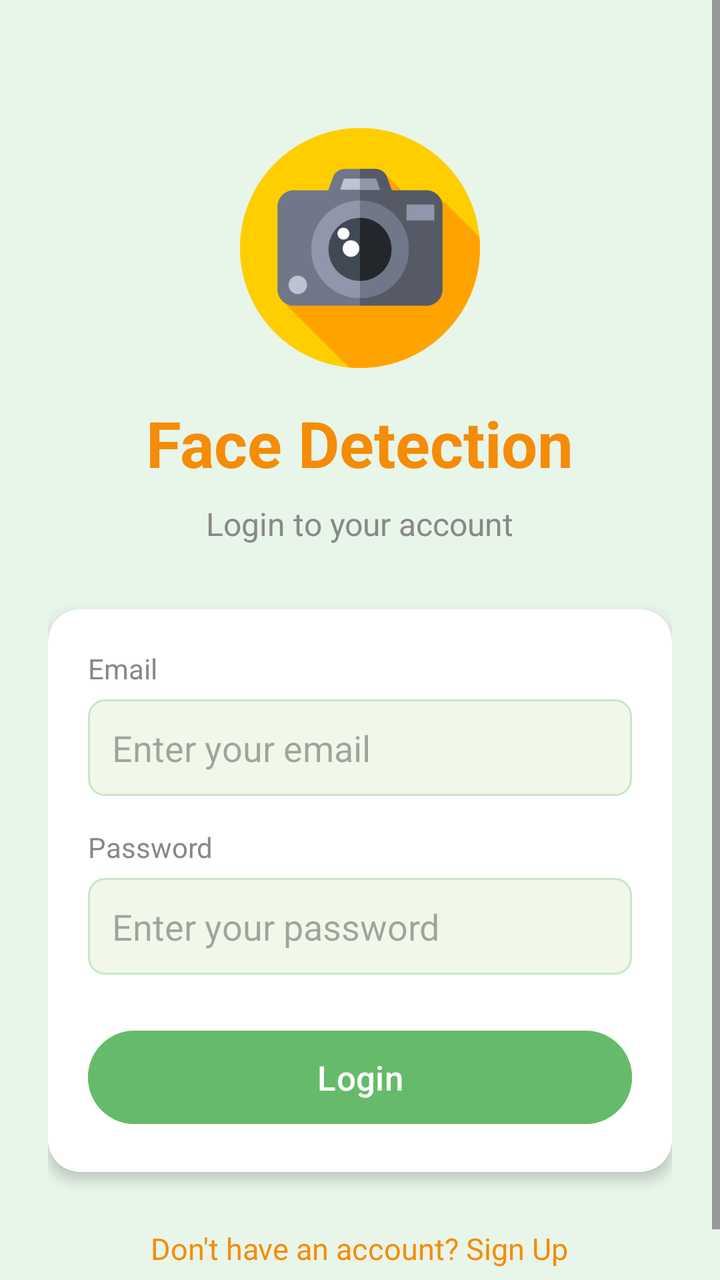
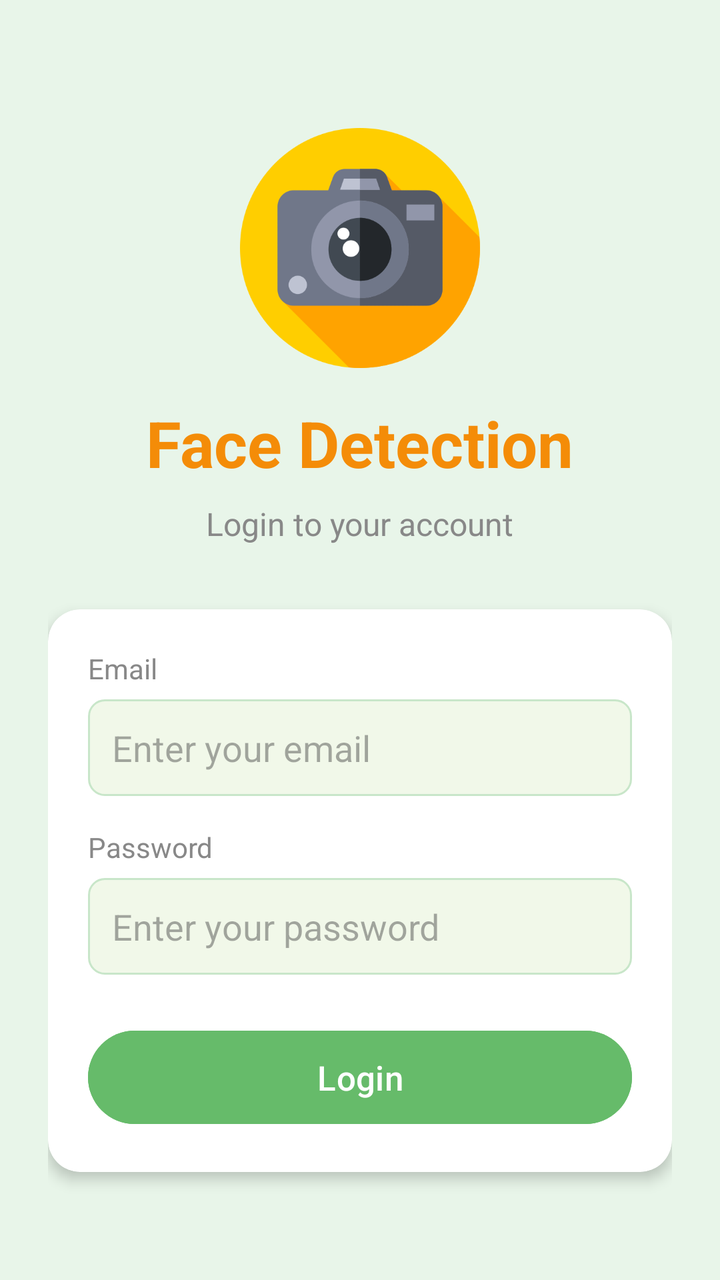

Compare the two renders of this Android layout. The source of the first and the diff that turns it into the second are given below.
<!-- AndroidManifest.xml: application theme Theme.FaceDetection -->
<!-- res/layout/activity_login.xml -->
<?xml version="1.0" encoding="utf-8"?>
<ScrollView
    xmlns:android="http://schemas.android.com/apk/res/android"
    xmlns:app="http://schemas.android.com/apk/res-auto"
    android:layout_width="match_parent"
    android:layout_height="match_parent"
    android:background="#E8F5E9">

    <LinearLayout
        android:layout_width="match_parent"
        android:layout_height="wrap_content"
        android:orientation="vertical"
        android:padding="24dp"
        android:gravity="center_horizontal">

        <ImageView
            android:layout_width="120dp"
            android:layout_height="120dp"
            android:src="@drawable/camera"
            android:layout_marginTop="40dp"
            android:layout_marginBottom="16dp"/>

        <TextView
            android:layout_width="wrap_content"
            android:layout_height="wrap_content"
            android:text="Face Detection"
            android:textSize="32sp"
            android:textStyle="bold"
            android:textColor="#F48C08"
            android:layout_marginBottom="8dp"/>

        <TextView
            android:layout_width="wrap_content"
            android:layout_height="wrap_content"
            android:text="Login to your account"
            android:textSize="16sp"
            android:textColor="#888888"
            android:layout_marginBottom="32dp"/>

        <androidx.cardview.widget.CardView
            android:layout_width="match_parent"
            android:layout_height="wrap_content"
            app:cardCornerRadius="16dp"
            app:cardElevation="4dp"
            app:cardBackgroundColor="#FFFFFF">

            <LinearLayout
                android:layout_width="match_parent"
                android:layout_height="wrap_content"
                android:orientation="vertical"
                android:padding="20dp">

                <TextView
                    android:layout_width="wrap_content"
                    android:layout_height="wrap_content"
                    android:text="Email"
                    android:textSize="14sp"
                    android:textColor="#888888"
                    android:layout_marginBottom="6dp"/>

                <EditText
                    android:id="@+id/etEmail"
                    android:layout_width="match_parent"
                    android:layout_height="wrap_content"
                    android:hint="Enter your email"
                    android:inputType="textEmailAddress"
                    android:padding="12dp"
                    android:background="@drawable/edit_text_bg"
                    android:layout_marginBottom="16dp"/>

                <TextView
                    android:layout_width="wrap_content"
                    android:layout_height="wrap_content"
                    android:text="Password"
                    android:textSize="14sp"
                    android:textColor="#888888"
                    android:layout_marginBottom="6dp"/>

                <EditText
                    android:id="@+id/etPassword"
                    android:layout_width="match_parent"
                    android:layout_height="wrap_content"
                    android:hint="Enter your password"
                    android:inputType="textPassword"
                    android:padding="12dp"
                    android:background="@drawable/edit_text_bg"
                    android:layout_marginBottom="24dp"/>

                <Button
                    android:id="@+id/btnLogin"
                    android:layout_width="match_parent"
                    android:layout_height="wrap_content"
                    android:text="Login"
                    android:backgroundTint="#66BB6A"
                    android:textColor="#FFFFFF"
                    android:textSize="17sp"
                    android:padding="12dp"/>

            </LinearLayout>
        </androidx.cardview.widget.CardView>

        <TextView
            android:id="@+id/tvGoToSignup"
            android:layout_width="wrap_content"
            android:layout_height="wrap_content"
            android:text="Don't have an account? Sign Up"
            android:textColor="#F48C08"
            android:textSize="15sp"
            android:layout_marginTop="20dp"
            android:padding="8dp"/>

    </LinearLayout>
</ScrollView>
<!-- resources referenced by this layout -->
<resources>
  <!-- drawable camera: png bitmap (drawable, 25431 bytes) -->
  <!-- drawable edit_text_bg (drawable) -->
  <?xml version="1.0" encoding="utf-8"?>
  <shape xmlns:android="http://schemas.android.com/apk/res/android"
      android:shape="rectangle">
      <solid android:color="#F1F8E9"/>
      <corners android:radius="8dp"/>
      <stroke android:width="1dp" android:color="#C8E6C9"/>
  </shape>
  <style name="Theme.FaceDetection" parent="Base.Theme.FaceDetection" />
  <style name="Base.Theme.FaceDetection" parent="Theme.Material3.DayNight.NoActionBar">
          
          
      </style>
</resources>

<!-- the commit's change to res/layout/activity_login.xml (unified diff, before → after) -->
@@ -1,5 +1,5 @@
 <?xml version="1.0" encoding="utf-8"?>
-<ScrollView
+<LinearLayout
     xmlns:android="http://schemas.android.com/apk/res/android"
     xmlns:app="http://schemas.android.com/apk/res-auto"
     android:layout_width="match_parent"
@@ -110,4 +110,4 @@
             android:padding="8dp"/>
 
     </LinearLayout>
-</ScrollView>
+</LinearLayout>
